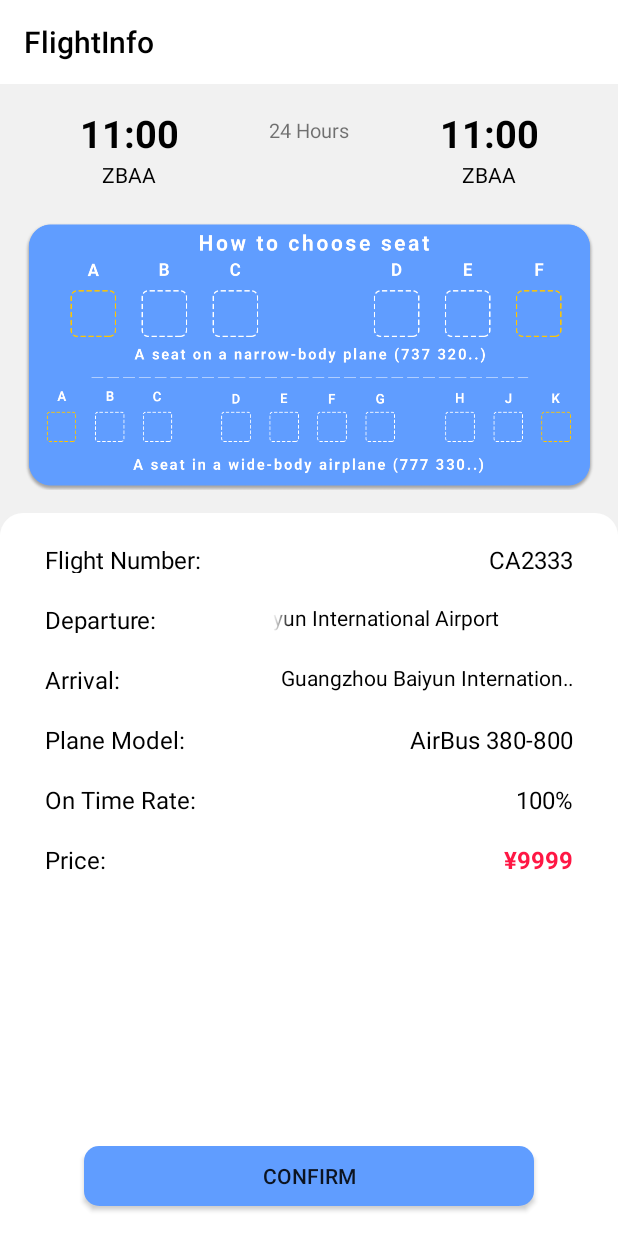
After one commit to WEIHAOLEE/ClickToFlight, an Android app: the layout activity_flight_info.xml on its own in the app's theme, with its tools: preview values and no code run, on a phone screen of 412 x 824 dp. The commit adds this screen. Run offline under Robolectric (Android 15) with nearby library versions, the phone set to English and light mode, and no system bars; network calls fail.

Commit message:
implment flight info page

```diff
--- a/app/src/main/AndroidManifest.xml
+++ b/app/src/main/AndroidManifest.xml
@@ -12,10 +12,11 @@
         android:supportsRtl="true"
         android:theme="@style/AppTheme"
         android:usesCleartextTraffic="true">
-        <activity android:name=".ConfirmActivity"></activity>
+        <activity android:name=".FlightInfoActivity"></activity>
+        <activity android:name=".ConfirmActivity" />
         <activity
             android:name=".SearchActivity"
-            android:windowSoftInputMode="stateVisible|adjustResize"></activity>
+            android:windowSoftInputMode="stateVisible|adjustResize" />
         <activity android:name=".Splash">
             <intent-filter>
                 <action android:name="android.intent.action.MAIN" />
--- a/app/src/main/java/com/sky/clicktoflight/Bean/FlightDataBean.java
+++ b/app/src/main/java/com/sky/clicktoflight/Bean/FlightDataBean.java
@@ -1,6 +1,8 @@
 package com.sky.clicktoflight.Bean;
 
-public class FlightDataBean {
+import java.io.Serializable;
+
+public class FlightDataBean implements Serializable {
     private int flightNum;
     private String flightCompany;
     private String planeModel;
--- /dev/null
+++ b/app/src/main/res/layout/activity_flight_info.xml
@@ -0,0 +1,269 @@
+<?xml version="1.0" encoding="utf-8"?>
+<LinearLayout xmlns:android="http://schemas.android.com/apk/res/android"
+    xmlns:app="http://schemas.android.com/apk/res-auto"
+    xmlns:tools="http://schemas.android.com/tools"
+    android:layout_width="match_parent"
+    android:layout_height="match_parent"
+    android:orientation="vertical"
+    tools:context=".FlightInfoActivity"
+    android:background="@color/background">
+
+    <!--解决状态栏与toolbar重叠问题-->
+    <View
+        android:id="@+id/view_bar"
+        android:layout_width="match_parent"
+        android:layout_height="0dp"
+        android:background="#FFFFFF" />
+
+    <androidx.appcompat.widget.Toolbar
+        android:id="@+id/tb_1"
+        android:layout_width="match_parent"
+        android:layout_height="?attr/actionBarSize"
+        android:background="#FFFFFF"
+        app:titleTextColor="#000000"
+        app:title="FlightInfo"
+        android:theme="@style/ThemeOverlay.AppCompat.ActionBar"
+        app:popupTheme="@style/ThemeOverlay.AppCompat.Light"
+        android:paddingRight="16dp">
+
+    </androidx.appcompat.widget.Toolbar>
+
+    <RelativeLayout
+        android:id="@+id/rl_list_view_info"
+        android:layout_width="match_parent"
+        android:layout_height="wrap_content"
+        android:padding="15dp"
+        android:gravity="center">
+
+        <TextView
+            android:id="@+id/tv_dep_time"
+            android:layout_width="100dp"
+            android:layout_height="30dp"
+            android:text="11:00"
+            android:textSize="25sp"
+            android:textStyle="bold"
+            android:gravity="center"
+            android:textColor="#000000"/>
+        <TextView
+            android:id="@+id/tv_flight_time"
+            android:layout_toEndOf="@id/tv_dep_time"
+            android:layout_marginLeft="40dp"
+            android:layout_marginRight="40dp"
+            android:layout_width="60dp"
+            android:layout_height="20dp"
+            android:layout_marginTop="5dp"
+            android:gravity="center"
+            android:text="24 Hours"
+            android:textSize="13sp"/>
+        <TextView
+            android:id="@+id/tv_arr_time"
+            android:layout_toEndOf="@id/tv_flight_time"
+            android:layout_width="100dp"
+            android:layout_height="30dp"
+            android:text="11:00"
+            android:textSize="25sp"
+            android:textStyle="bold"
+            android:gravity="center"
+            android:textColor="#000000"/>
+
+        <TextView
+            android:id="@+id/tv_dep_airport"
+            android:layout_width="100dp"
+            android:layout_height="30dp"
+            android:layout_below="@id/tv_dep_time"
+            android:text="ZBAA"
+            android:singleLine="true"
+            android:ellipsize="marquee"
+            android:focusable="true"
+            android:marqueeRepeatLimit="marquee_forever"
+            android:textColor="#000000"
+            android:textSize="14sp"
+            android:gravity="center"/>
+
+        <TextView
+            android:id="@+id/tv_arr_airport"
+            android:layout_width="100dp"
+            android:layout_height="30dp"
+            android:layout_below="@id/tv_arr_time"
+            android:layout_toEndOf="@id/tv_flight_time"
+            android:text="ZBAA"
+            android:singleLine="true"
+            android:ellipsize="marquee"
+            android:textColor="#000000"
+            android:marqueeRepeatLimit="marquee_forever"
+            android:textSize="14sp"
+            android:gravity="center" />
+
+    </RelativeLayout>
+
+    <ImageView
+        android:layout_width="380dp"
+        android:layout_height="180dp"
+        android:layout_gravity="center_horizontal"
+        android:background="@drawable/choose_seat"/>
+    <RelativeLayout
+        android:layout_width="match_parent"
+        android:layout_height="wrap_content"
+        android:background="@drawable/boarding_information"
+        android:layout_marginTop="15dp"
+        android:paddingTop="20dp"
+        android:paddingLeft="30dp"
+        android:paddingRight="30dp">
+
+        <TextView
+            android:id="@+id/tv_flight"
+            android:layout_width="wrap_content"
+            android:layout_height="20dp"
+            android:text="Flight Number:"
+            android:textSize="16sp"
+            android:textColor="#000000"
+            android:gravity="center"/>
+
+        <TextView
+            android:id="@+id/tv_flight_num"
+            android:layout_alignParentEnd="true"
+            android:layout_width="70dp"
+            android:layout_height="20dp"
+            android:text="CA2333"
+            android:textSize="16sp"
+            android:textColor="#000000"
+            android:gravity="right"/>
+
+        <TextView
+            android:id="@+id/tv_dep"
+            android:layout_width="wrap_content"
+            android:layout_height="20dp"
+            android:layout_marginTop="20dp"
+            android:layout_below="@id/tv_flight"
+            android:text="Departure:"
+            android:textSize="16dp"
+            android:textColor="#000000"/>
+
+        <com.sky.clicktoflight.DIY.AwesomeTextView
+            android:id="@+id/tv_dep_value"
+            android:layout_alignParentEnd="true"
+            android:layout_width="200dp"
+            android:layout_height="20dp"
+            android:layout_below="@id/tv_flight_num"
+            android:layout_marginTop="20dp"
+            android:text="Guangzhou Baiyun International Airport"
+            android:textSize="14sp"
+            android:textColor="#000000"
+            android:singleLine="true"
+            android:ellipsize="marquee"
+            android:marqueeRepeatLimit="2"
+            android:focusable="true"
+            android:focusableInTouchMode="true"
+            android:gravity="right"/>
+
+        <TextView
+            android:id="@+id/tv_arr"
+            android:layout_width="wrap_content"
+            android:layout_height="20dp"
+            android:layout_marginTop="20dp"
+            android:layout_below="@id/tv_dep"
+            android:text="Arrival:"
+            android:textSize="16dp"
+            android:textColor="#000000"/>
+
+        <com.sky.clicktoflight.DIY.AwesomeTextView
+            android:id="@+id/tv_arr_value"
+            android:layout_alignParentEnd="true"
+            android:layout_width="200dp"
+            android:layout_height="20dp"
+            android:layout_below="@id/tv_dep_value"
+            android:layout_marginTop="20dp"
+            android:text="Guangzhou Baiyun International Airport"
+            android:textSize="14sp"
+            android:textColor="#000000"
+            android:gravity="right"
+            android:singleLine="true"
+            android:marqueeRepeatLimit="2"
+            android:ellipsize="marquee"
+            android:focusable="true"
+            android:focusableInTouchMode="true" />
+
+        <TextView
+            android:id="@+id/tv_plane_model"
+            android:layout_width="wrap_content"
+            android:layout_height="20dp"
+            android:layout_marginTop="20dp"
+            android:layout_below="@id/tv_arr"
+            android:text="Plane Model:"
+            android:textSize="16dp"
+            android:textColor="#000000"/>
+
+        <TextView
+            android:id="@+id/tv_plane_model_num"
+            android:layout_alignParentEnd="true"
+            android:layout_width="wrap_content"
+            android:layout_height="20dp"
+            android:layout_below="@id/tv_arr_value"
+            android:layout_marginTop="20dp"
+            android:text="AirBus 380-800"
+            android:textSize="16sp"
+            android:textColor="#000000"
+            android:gravity="right"/>
+        <TextView
+            android:id="@+id/tv_on_time"
+            android:layout_width="wrap_content"
+            android:layout_height="20dp"
+            android:layout_below="@id/tv_plane_model"
+            android:layout_marginTop="20dp"
+            android:textColor="#000000"
+            android:text="On Time Rate:"
+            android:textSize="16sp"/>
+
+        <TextView
+            android:id="@+id/tv_on_time_num"
+            android:layout_alignParentEnd="true"
+            android:layout_width="wrap_content"
+            android:layout_height="20dp"
+            android:layout_below="@id/tv_plane_model_num"
+            android:layout_marginTop="20dp"
+            android:text="100%"
+            android:textSize="16sp"
+            android:textColor="#000000"
+            android:gravity="right"/>
+
+        <TextView
+            android:id="@+id/tv_price"
+            android:layout_width="wrap_content"
+            android:layout_height="20dp"
+            android:layout_below="@id/tv_on_time"
+            android:layout_marginTop="20dp"
+            android:textColor="#000000"
+            android:text="Price:"
+            android:textSize="16sp"/>
+
+        <TextView
+            android:id="@+id/tv_price_num"
+            android:layout_width="80dp"
+            android:layout_height="30dp"
+            android:layout_marginTop="20dp"
+            android:layout_alignParentEnd="true"
+            android:layout_below="@id/tv_on_time_num"
+            android:text="¥9999"
+            android:textSize="16sp"
+            android:textStyle="bold"
+            android:textColor="#FF1744"
+            android:gravity="right" />
+
+        <Button
+            android:layout_width="300dp"
+            android:layout_height="40dp"
+            android:layout_above="@id/view_nav"
+            android:layout_marginBottom="20dp"
+            android:text="Confirm"
+            android:layout_centerHorizontal="true"
+            android:background="@drawable/boarding_book_round"/>
+
+        <View
+            android:id="@+id/view_nav"
+            android:layout_width="match_parent"
+            android:layout_height="0dp"
+            android:layout_alignParentBottom="true"/>
+
+    </RelativeLayout>
+
+</LinearLayout>
--- a/app/src/main/res/layout/item_list_view.xml
+++ b/app/src/main/res/layout/item_list_view.xml
@@ -2,7 +2,7 @@
 <RelativeLayout xmlns:android="http://schemas.android.com/apk/res/android"
     android:id="@+id/rl_list_view"
     android:layout_width="match_parent"
-    android:layout_height="match_parent"
+    android:layout_height="wrap_content"
     android:padding="30dp">
   <TextView
         android:id="@+id/tv_dep_time"
@@ -35,7 +35,7 @@
         android:gravity="center"
         android:textColor="#000000"/>
 
-    <com.sky.clicktoflight.DIY.AwesomeTextView
+    <TextView
         android:id="@+id/tv_dep_airport"
         android:layout_width="70dp"
         android:layout_height="30dp"
@@ -49,7 +49,7 @@
         android:textSize="14sp"
         android:gravity="center"/>
 
-    <com.sky.clicktoflight.DIY.AwesomeTextView
+    <TextView
         android:id="@+id/tv_arr_airport"
         android:layout_width="70dp"
         android:layout_height="30dp"
```
Also changed, not shown: app/src/main/java/com/sky/clicktoflight/FlightInfoActivity.java (added, +79 -0 lines), app/src/main/java/com/sky/clicktoflight/IContract.java (+7 -2 lines), app/src/main/java/com/sky/clicktoflight/Presenter/PresenterSearchImpl.java (added, +82 -0 lines), app/src/main/java/com/sky/clicktoflight/SearchActivity.java (+59 -6 lines), app/src/main/java/com/sky/clicktoflight/View/HomeFragment.java (+12 -1 lines), app/src/main/java/com/sky/clicktoflight/View/adapter/FlightListRecycleviewAdapter.java (+19 -4 lines), app/src/main/res/layout/activity_search.xml (+9 -1 lines), app/src/main/res/drawable-v24/choose_seat.png (added).
